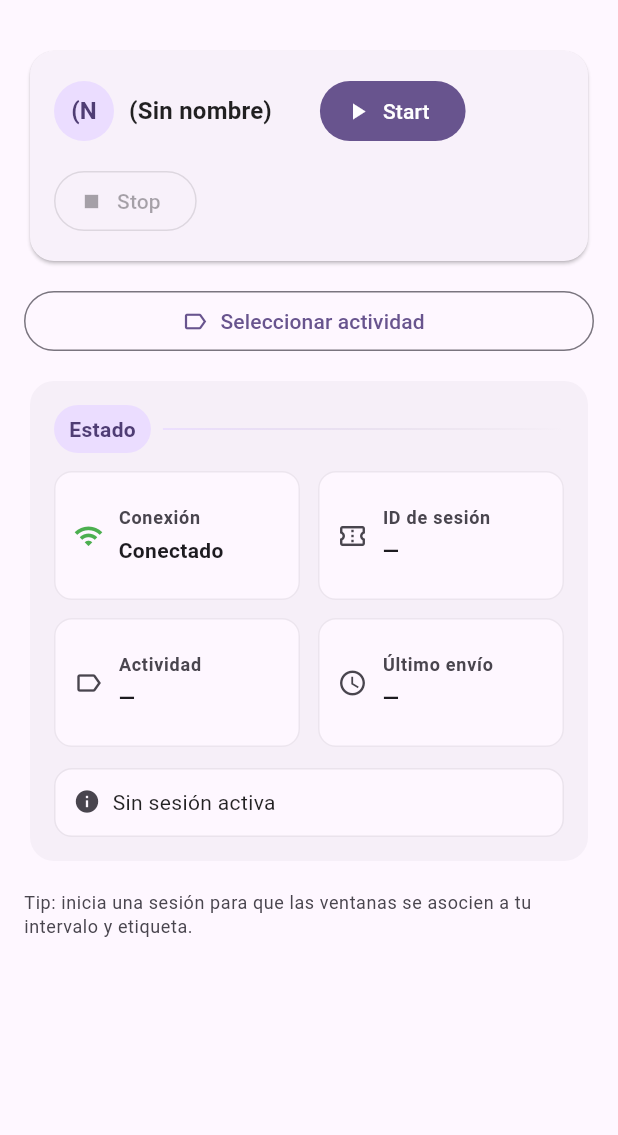
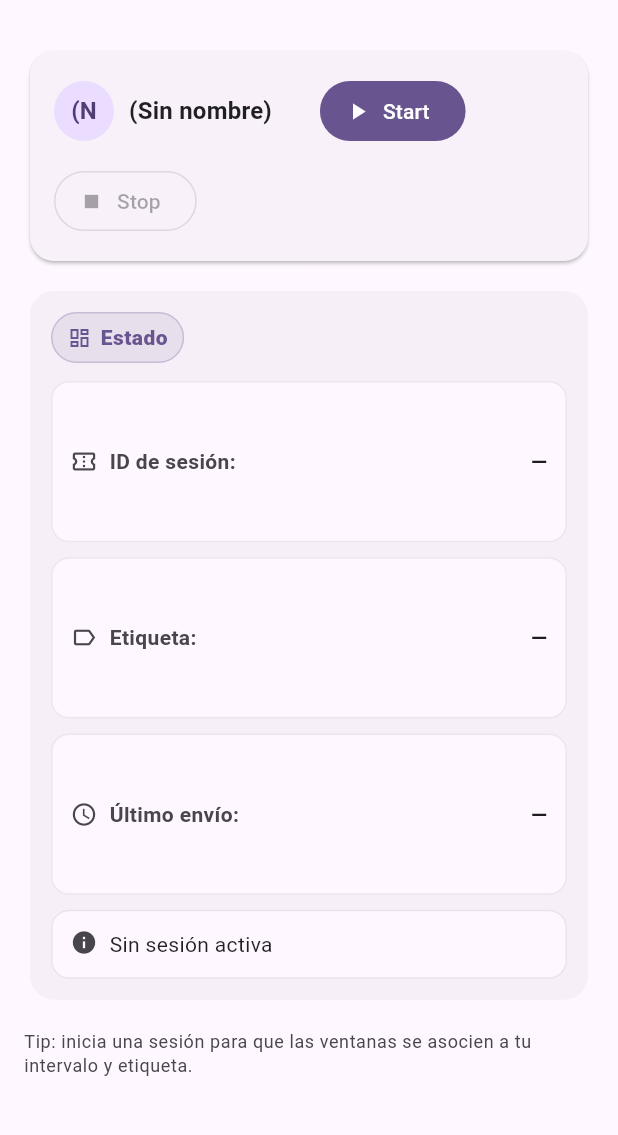
Before and after one commit to AnaOrozco122002/online_sensor_app, a Flutter app: the SensorApp screen opened directly with empty values, on a phone screen of 412 x 824 dp, the part 63-1198 px from its top. Run offline on Flutter 3.47's test engine with Material 3 defaults, Android fonts, the phone set to English and light mode, and no system bars; our stand-ins replace sensors_plus, shared_preferences; accounts and stored records are empty; network calls fail.

Commit message:
envia ventanas

```diff
--- a/lib/main.dart
+++ b/lib/main.dart
@@ -3,9 +3,10 @@ import 'package:flutter/material.dart';
 import 'controllers/sensor_controller.dart';
 import 'models/sensor_window.dart';
 import 'services/websocket_service.dart';
-import 'widgets/activity_dialog.dart';
 import 'services/user_prefs.dart';
 import 'screens/auth_screen.dart';
+
+// Diálogo de inicio que devuelve (String label, String? reason)
 import 'widgets/session_dialog.dart';
 import 'widgets/profile_photo_dialog.dart';
 
@@ -102,10 +103,9 @@ class _SensorAppState extends State<SensorApp> {
   final SensorController _controller = SensorController();
   final WebSocketService _ws = WebSocketService();
 
-  String? _currentActivity;
+  String? _currentActivity; // etiqueta mostrada en UI
   String _status = 'Sin sesión activa';
   DateTime? _lastSentAt;
-  bool _isChoosingActivity = false;
   int? _activeIntervalId; // intervalos_label.id
   String? _avatarUrl;
 
@@ -119,24 +119,16 @@ class _SensorAppState extends State<SensorApp> {
         setState(() => _status = 'No hay sesión activa. Pulsa Start.');
         return;
       }
-      if (_currentActivity == null && !_isChoosingActivity) {
-        _isChoosingActivity = true;
-        final act = await showActivityDialog(context);
-        _isChoosingActivity = false;
-        if (act == null) return;
-        setState(() => _currentActivity = act);
-      }
       try {
         await _ws.sendWindow(
           windowJson: window.toJson(),
           idUsuario: widget.userId,
           sessionId: _activeIntervalId,
-          activity: _currentActivity,
         );
         setState(() {
           _lastSentAt = DateTime.now();
           _status =
-          'Ventana enviada (${window.sampleCount}) | actividad: $_currentActivity | ID de sesión: $_activeIntervalId';
+          'Ventana enviada (${window.sampleCount}) | etiqueta: ${_currentActivity ?? "—"} | ID de sesión: $_activeIntervalId';
         });
       } catch (e) {
         setState(() => _status = 'Error enviando ventana: $e');
@@ -186,15 +178,22 @@ class _SensorAppState extends State<SensorApp> {
   Future<void> _startSession() async {
     final res = await showSessionDialog(context);
     if (res == null) return;
-    final (label, reason) = res;
 
-    setState(() => _status = 'Creando sesión…');
+    // res es (String, String?)
+    final String label = res.$1;
+    final String? reason = res.$2;
+
+    setState(() {
+      _status = 'Creando sesión…';
+      _currentActivity = label;
+    });
+
     try {
       final rpcResp = await _ws.sendRpc({
         "type": "start_session",
         "id_usuario": widget.userId,
         "label": label,
-        "reason": reason,
+        "reason": reason, // normalmente "initial"
       });
 
       if (rpcResp is Map && rpcResp['ok'] == true) {
@@ -210,7 +209,7 @@ class _SensorAppState extends State<SensorApp> {
       } else {
         final msg = (rpcResp is Map)
             ? (rpcResp['message'] ?? rpcResp['error'] ?? 'Error')
-            : 'Error';
+            : 'Respuesta no válida';
         setState(() => _status = 'No se pudo iniciar sesión: $msg');
       }
     } catch (e) {
@@ -237,7 +236,7 @@ class _SensorAppState extends State<SensorApp> {
       } else {
         final msg = (rpcResp is Map)
             ? (rpcResp['message'] ?? rpcResp['error'] ?? 'Error')
-            : 'Error';
+            : 'Respuesta no válida';
         setState(() => _status = 'No se pudo detener: $msg');
       }
     } catch (e) {
@@ -318,7 +317,6 @@ class _SensorAppState extends State<SensorApp> {
       body: SafeArea(
         child: LayoutBuilder(
           builder: (context, constraints) {
-            final isWide = constraints.maxWidth >= 640;
             return SingleChildScrollView(
               padding: EdgeInsets.only(
                 left: 16,
@@ -331,7 +329,6 @@ class _SensorAppState extends State<SensorApp> {
                 child: Column(
                   crossAxisAlignment: CrossAxisAlignment.stretch,
                   children: [
-                    // Header usuario + acciones
                     Card(
                       elevation: 1,
                       shape: RoundedRectangleBorder(borderRadius: BorderRadius.circular(16)),
@@ -379,39 +376,13 @@ class _SensorAppState extends State<SensorApp> {
                               icon: const Icon(Icons.stop),
                               label: const Text('Stop'),
                             ),
-                            if (isWide)
-                              OutlinedButton.icon(
-                                onPressed: () async {
-                                  final act = await showActivityDialog(context);
-                                  if (act != null) setState(() => _currentActivity = act);
-                                },
-                                icon: const Icon(Icons.label_outline),
-                                label: Text(_currentActivity == null
-                                    ? 'Seleccionar actividad'
-                                    : 'Actividad: $_currentActivity'),
-                              ),
                           ],
                         ),
                       ),
                     ),
 
-                    if (!isWide) ...[
-                      const SizedBox(height: 12),
-                      OutlinedButton.icon(
-                        onPressed: () async {
-                          final act = await showActivityDialog(context);
-                          if (act != null) setState(() => _currentActivity = act);
-                        },
-                        icon: const Icon(Icons.label_outline),
-                        label: Text(_currentActivity == null
-                            ? 'Seleccionar actividad'
-                            : 'Actividad: $_currentActivity'),
-                      ),
-                    ],
-
                     const SizedBox(height: 12),
 
-                    // Estado (mejorado)
                     _EstadoCard(
                       status: _status,
                       isConnected: _ws.isConnected,
@@ -537,25 +508,18 @@ class _EstadoCard extends StatelessWidget {
   @override
   Widget build(BuildContext context) {
     final cs = Theme.of(context).colorScheme;
-
-    final items = <_StatItem>[
-      _StatItem(
-        icon: isConnected ? Icons.wifi : Icons.wifi_off,
-        label: 'Conexión',
-        value: isConnected ? 'Conectado' : 'Desconectado',
-        color: isConnected ? Colors.green : cs.error,
-      ),
-      _StatItem(
+    final tiles = <_StatTile>[
+      _StatTile(
         icon: Icons.confirmation_number_outlined,
         label: 'ID de sesión',
         value: sessionId?.toString() ?? '—',
       ),
-      _StatItem(
+      _StatTile(
         icon: Icons.label_outline,
-        label: 'Actividad',
+        label: 'Etiqueta',
         value: activity ?? '—',
       ),
-      _StatItem(
+      _StatTile(
         icon: Icons.schedule,
         label: 'Último envío',
         value: lastSentAt != null ? lastSentAt!.toLocal().toString() : '—',
@@ -567,41 +531,54 @@ class _EstadoCard extends StatelessWidget {
       shape: RoundedRectangleBorder(borderRadius: BorderRadius.circular(16)),
       color: cs.surfaceVariant.withOpacity(0.35),
       child: Padding(
-        padding: const EdgeInsets.all(16),
-        child: LayoutBuilder(
-          builder: (context, constraints) {
-            final isWide = constraints.maxWidth >= 720;
-            final cols = isWide ? 3 : 2;
-            const gap = 12.0;
-
-            final totalGapsWidth = gap * (cols - 1);
-            final tileWidth = (constraints.maxWidth - totalGapsWidth) / cols;
-            const tileHeight = 86.0;
-
-            return Column(
+        padding: const EdgeInsets.all(14),
+        child: Column(
           crossAxisAlignment: CrossAxisAlignment.start,
           children: [
-                _SectionHeader(title: 'Estado'),
+            Row(
+              children: [
+                Container(
+                  padding: const EdgeInsets.symmetric(horizontal: 10, vertical: 6),
+                  decoration: BoxDecoration(
+                    color: cs.primary.withOpacity(0.1),
+                    borderRadius: BorderRadius.circular(999),
+                    border: Border.all(color: cs.primary.withOpacity(0.25)),
+                  ),
+                  child: Row(
+                    children: [
+                      Icon(Icons.dashboard_outlined, size: 16, color: cs.primary),
+                      const SizedBox(width: 6),
+                      Text(
+                        'Estado',
+                        style: Theme.of(context).textTheme.labelLarge?.copyWith(
+                          color: cs.primary,
+                          fontWeight: FontWeight.w800,
+                          letterSpacing: 0.3,
+                        ),
+                      ),
+                    ],
+                  ),
+                ),
+              ],
+            ),
             const SizedBox(height: 12),
-                Wrap(
-                  spacing: gap,
-                  runSpacing: gap,
-                  children: items.map((it) {
-                    return SizedBox(
-                      width: tileWidth,
-                      height: tileHeight,
-                      child: _StatTile(
-                        icon: it.icon,
-                        label: it.label,
-                        value: it.value,
-                        color: it.color,
+            LayoutBuilder(
+              builder: (ctx, cns) {
+                final isWide = cns.maxWidth >= 640;
+                final crossCount = isWide ? 3 : 1;
+                return GridView.count(
+                  physics: const NeverScrollableScrollPhysics(),
+                  shrinkWrap: true,
+                  crossAxisCount: crossCount,
+                  crossAxisSpacing: 10,
+                  mainAxisSpacing: 10,
+                  childAspectRatio: isWide ? 3.4 : 3.2,
+                  children: tiles,
+                );
+              },
             ),
-                    );
-                  }).toList(),
-                ),
-                const SizedBox(height: 14),
+            const SizedBox(height: 10),
             Container(
-                  width: double.infinity,
               padding: const EdgeInsets.all(12),
               decoration: BoxDecoration(
                 color: cs.surface,
@@ -623,68 +600,10 @@ class _EstadoCard extends StatelessWidget {
               ),
             ),
           ],
-            );
-          },
         ),
       ),
     );
   }
-}
-
-class _SectionHeader extends StatelessWidget {
-  const _SectionHeader({required this.title});
-  final String title;
-
-  @override
-  Widget build(BuildContext context) {
-    final cs = Theme.of(context).colorScheme;
-    return Row(
-      children: [
-        Container(
-          padding: const EdgeInsets.symmetric(horizontal: 10, vertical: 6),
-          decoration: BoxDecoration(
-            color: cs.primaryContainer,
-            borderRadius: BorderRadius.circular(999),
-          ),
-          child: Text(
-            title,
-            style: TextStyle(
-              color: cs.onPrimaryContainer,
-              fontWeight: FontWeight.w700,
-            ),
-          ),
-        ),
-        const SizedBox(width: 8),
-        Expanded(
-          child: Container(
-            height: 1.2,
-            decoration: BoxDecoration(
-              gradient: LinearGradient(
-                colors: [
-                  cs.primaryContainer,
-                  cs.outlineVariant.withOpacity(0.0),
-                ],
-              ),
-            ),
-          ),
-        )
-      ],
-    );
-  }
-}
-
-class _StatItem {
-  const _StatItem({
-    required this.icon,
-    required this.label,
-    required this.value,
-    this.color,
-  });
-
-  final IconData icon;
-  final String label;
-  final String value;
-  final Color? color;
 }
 
 class _StatTile extends StatelessWidget {
@@ -703,9 +622,8 @@ class _StatTile extends StatelessWidget {
   @override
   Widget build(BuildContext context) {
     final cs = Theme.of(context).colorScheme;
-
     return Container(
-      padding: const EdgeInsets.all(12),
+      padding: const EdgeInsets.symmetric(horizontal: 12, vertical: 10),
       decoration: BoxDecoration(
         color: cs.surface,
         borderRadius: BorderRadius.circular(12),
@@ -713,33 +631,24 @@ class _StatTile extends StatelessWidget {
       ),
       child: Row(
         children: [
-          Icon(icon, size: 20, color: color ?? cs.onSurfaceVariant),
-          const SizedBox(width: 10),
-          Expanded(
-            child: Column(
-              mainAxisAlignment: MainAxisAlignment.center,
-              crossAxisAlignment: CrossAxisAlignment.start,
-              children: [
+          Icon(icon, size: 18, color: color ?? cs.onSurfaceVariant),
+          const SizedBox(width: 8),
           Text(
-                  label,
-                  maxLines: 1,
-                  overflow: TextOverflow.ellipsis,
-                  style: Theme.of(context).textTheme.labelMedium?.copyWith(
+            '$label: ',
+            style: Theme.of(context).textTheme.bodyMedium?.copyWith(
               color: cs.onSurfaceVariant,
               fontWeight: FontWeight.w600,
             ),
           ),
-                const SizedBox(height: 4),
-                Text(
+          Expanded(
+            child: Text(
               value,
-                  maxLines: 1,
               overflow: TextOverflow.ellipsis,
+              textAlign: TextAlign.right,
               style: Theme.of(context).textTheme.bodyMedium?.copyWith(
                 fontWeight: FontWeight.w700,
                 color: cs.onSurface,
               ),
-                ),
-              ],
             ),
           ),
         ],
```
Also changed, not shown: lib/services/websocket_service.dart (+6 -34 lines), lib/widgets/feedback_activity_dialog.dart (added, +153 -0 lines), lib/widgets/session_dialog.dart (+77 -35 lines). Lines whose indentation alone changed are shown as unchanged.
